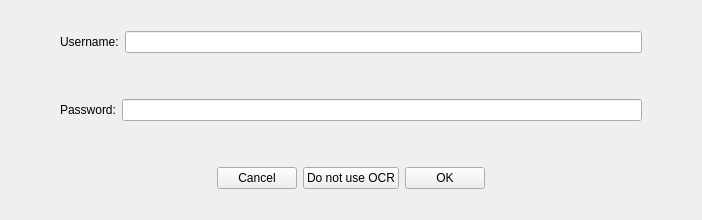
Above: gui/input_key.ui from louis845/COMP2012H_Project before the change. Below: the same form after it.
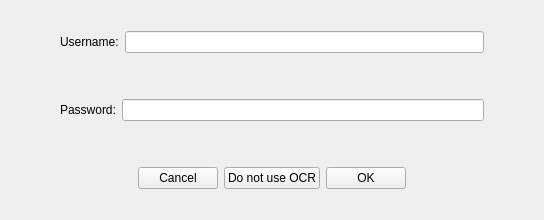
That is the form after the change.

Diff of the .ui file:
```diff
--- a/gui/input_key.ui
+++ b/gui/input_key.ui
@@ -6,7 +6,7 @@
    <rect>
     <x>0</x>
     <y>0</y>
-    <width>702</width>
+    <width>544</width>
     <height>220</height>
    </rect>
   </property>
```
